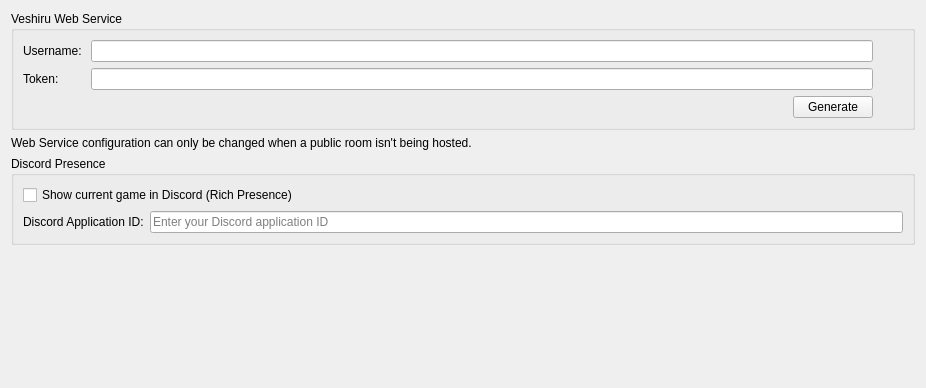
Qt form src/veshiru/configuration/configure_web.ui (2archiver/Veshiru) before a commit; both pictures show x 0 to 926 and y 0 to 388 of the 926 by 561 pixel window.
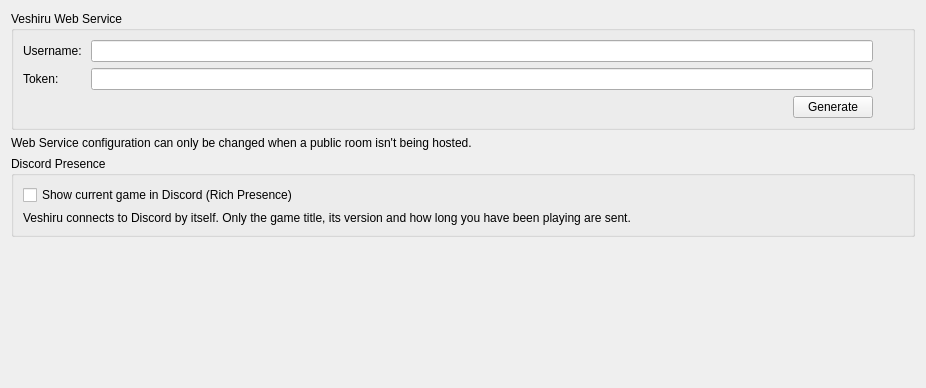
The same form after that commit.

Commit message: Veshiru 2.4.0: version-list redesign, embedded Discord RPC, no crash dumps

The edit to the form file:
```diff
--- a/src/veshiru/configuration/configure_web.ui
+++ b/src/veshiru/configuration/configure_web.ui
@@ -150,23 +150,14 @@
        </widget>
       </item>
       <item>
-       <layout class="QHBoxLayout" name="discordApplicationIdLayout">
-        <item>
-         <widget class="QLabel" name="discordApplicationIdLabel">
+       <widget class="QLabel" name="discordHint">
           <property name="text">
-           <string>Discord Application ID:</string>
-          </property>
-         </widget>
-        </item>
-        <item>
-         <widget class="QLineEdit" name="discordApplicationIdEdit">
-          <property name="maxLength"><number>32</number></property>
-          <property name="placeholderText">
-           <string>Enter your Discord application ID</string>
-          </property>
-         </widget>
-        </item>
-       </layout>
+         <string>Veshiru connects to Discord by itself. Only the game title, its version and how long you have been playing are sent.</string>
+        </property>
+        <property name="wordWrap">
+         <bool>true</bool>
+        </property>
+       </widget>
       </item>
      </layout>
     </widget>
```
Lines whose indentation alone changed are shown as unchanged. The commit also changes 70 other files.
